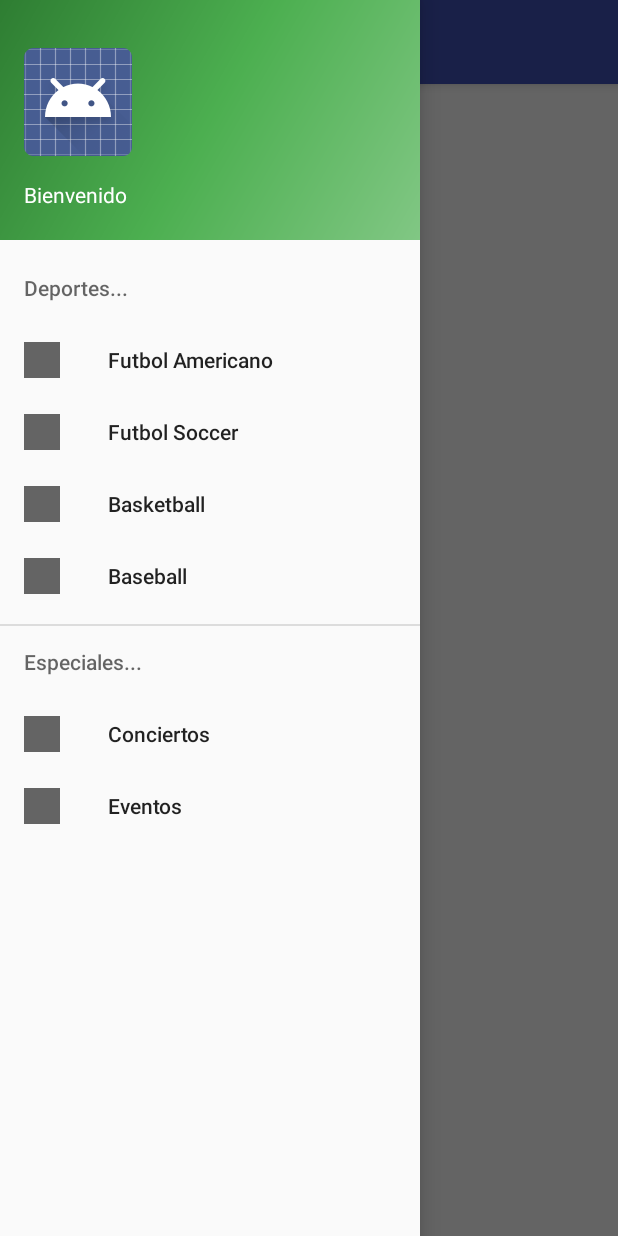
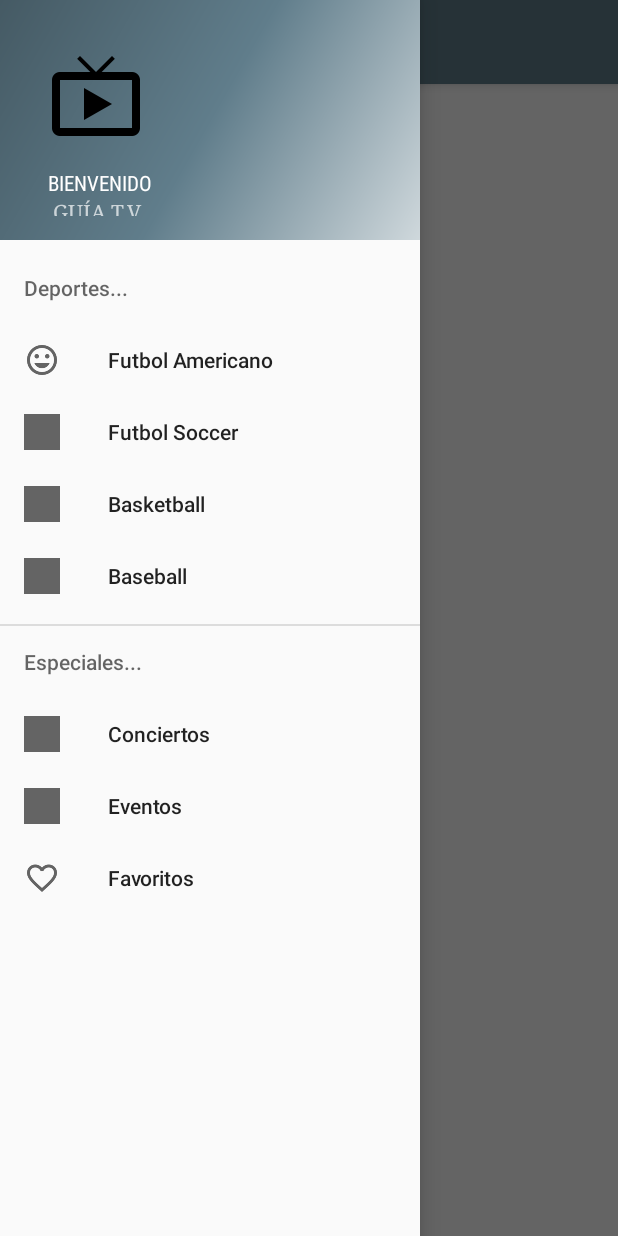
Before and after one commit to GerardRC17/movilesApp, an Android app: the screen it shows after launch (MainActivity), with the side drawer open, on a phone screen of 412 x 824 dp. Run offline under Robolectric (Android 15) with nearby library versions, the phone set to English and light mode, and no system bars.

Commit message:
musica,clores,iconos

```diff
--- a/app/src/main/java/mx/unam/primera/com/appmoviles/MainActivity.java
+++ b/app/src/main/java/mx/unam/primera/com/appmoviles/MainActivity.java
@@ -1,5 +1,6 @@
 package mx.unam.primera.com.appmoviles;
 
+import android.media.MediaPlayer;
 import android.net.Uri;
 import android.os.Bundle;
 import android.support.design.widget.FloatingActionButton;
@@ -24,6 +25,15 @@ public class MainActivity extends AppCompatActivity
     protected void onCreate(Bundle savedInstanceState) {
         super.onCreate(savedInstanceState);
         setContentView(R.layout.activity_main);
+
+        MediaPlayer mediaPlayer;
+        mediaPlayer = MediaPlayer.create(this,R.raw.blaze);
+        mediaPlayer.setLooping(true);
+        mediaPlayer.setVolume(100,100);
+        mediaPlayer.start();
+
+
+
         Toolbar toolbar = (Toolbar) findViewById(R.id.toolbar);
         setSupportActionBar(toolbar);
 
--- a/app/src/main/res/drawable/side_nav_bar.xml
+++ b/app/src/main/res/drawable/side_nav_bar.xml
@@ -2,8 +2,8 @@
     android:shape="rectangle">
     <gradient
         android:angle="135"
-        android:centerColor="#4CAF50"
-        android:endColor="#2E7D32"
-        android:startColor="#81C784"
+        android:centerColor="#607D8B"
+        android:endColor="#455A64"
+        android:startColor="#CFD8DC"
         android:type="linear" />
 </shape>
--- a/app/src/main/res/layout/nav_header_main.xml
+++ b/app/src/main/res/layout/nav_header_main.xml
@@ -17,19 +17,21 @@
         android:layout_width="wrap_content"
         android:layout_height="wrap_content"
         android:paddingTop="@dimen/nav_header_vertical_spacing"
-        app:srcCompat="@android:drawable/sym_def_app_icon" />
+        app:srcCompat="@mipmap/ic_live_tv_black_48dp" />
 
     <TextView
         android:layout_width="match_parent"
         android:layout_height="wrap_content"
         android:paddingTop="@dimen/nav_header_vertical_spacing"
-        android:text="Bienvenido"
+        android:text="BIENVENIDO"
+        android:fontFamily="sans-serif-condensed"
         android:textAppearance="@style/TextAppearance.AppCompat.Body1" />
 
     <TextView
         android:id="@+id/textView"
         android:layout_width="wrap_content"
         android:layout_height="wrap_content"
-        android:text=" Guia de T.V" />
+        android:fontFamily="serif"
+        android:text=" GUÍA T.V" />
 
 </LinearLayout>
--- a/app/src/main/res/menu/activity_main_drawer.xml
+++ b/app/src/main/res/menu/activity_main_drawer.xml
@@ -3,11 +3,13 @@
     xmlns:app="http://schemas.android.com/apk/res-auto">
 
     <group android:checkableBehavior="single">
+
         <item android:title="Deportes...">
             <menu>
         <item
             android:id="@+id/nav_americano"
-            android:icon="@drawable/americano3"
+            android:icon="@drawable/h"
+
             android:title="Futbol Americano" />
         <item
             android:id="@+id/nav_soccer"
@@ -35,6 +37,11 @@
                 android:id="@+id/nav_event"
                 android:icon="@drawable/especiales"
                 android:title="Eventos" />
+
+            <item
+                android:id="@+id/nav_fav"
+                android:icon="@drawable/ic_favorite_border_black_48dp"
+                android:title="Favoritos"/>
         </menu>
     </item>
 
--- a/app/src/main/res/values/colors.xml
+++ b/app/src/main/res/values/colors.xml
@@ -1,8 +1,8 @@
 <?xml version="1.0" encoding="utf-8"?>
 <resources>
-    <color name="colorPrimary">#3F51B5</color>
-    <color name="colorPrimaryDark">#303F9F</color>
-    <color name="colorAccent">#FF4081</color>
+    <color name="colorPrimary">#607D8B</color>
+    <color name="colorPrimaryDark">#455A64</color>
+    <color name="colorAccent">#607D8B</color>
     <color name="BLANCO">#FFFFFF</color>
     <color name="NARANJA">#F28220</color>
     <color name="MORADO">#C733C9</color>
--- a/app/src/main/res/values/dimens.xml
+++ b/app/src/main/res/values/dimens.xml
@@ -1,6 +1,6 @@
 <resources>
     <!-- Default screen margins, per the Android Design guidelines. -->
-    <dimen name="activity_horizontal_margin">16dp</dimen>
+    <dimen name="activity_horizontal_margin">32dp</dimen>
     <dimen name="activity_vertical_margin">16dp</dimen>
     <dimen name="nav_header_vertical_spacing">16dp</dimen>
     <dimen name="nav_header_height">160dp</dimen>
```
Also changed, not shown: app/src/main/ic_live_tv_black_48dp.png (added), app/src/main/res/drawable/h.png (added), app/src/main/res/drawable/ic_favorite_border_black_48dp.png (added), app/src/main/res/mipmap-hdpi/ic_launcher.png, app/src/main/res/mipmap-hdpi/ic_live_tv_black_48dp.png (added), app/src/main/res/mipmap-mdpi/ic_launcher.png, app/src/main/res/mipmap-mdpi/ic_live_tv_black_48dp.png (added), app/src/main/res/mipmap-xhdpi/ic_launcher.png, app/src/main/res/mipmap-xhdpi/ic_live_tv_black_48dp.png (added), app/src/main/res/mipmap-xxhdpi/ic_launcher.png, app/src/main/res/mipmap-xxhdpi/ic_live_tv_black_48dp.png (added), app/src/main/res/mipmap-xxxhdpi/ic_launcher.png, app/src/main/res/mipmap-xxxhdpi/ic_live_tv_black_48dp.png (added), 1 other file.
